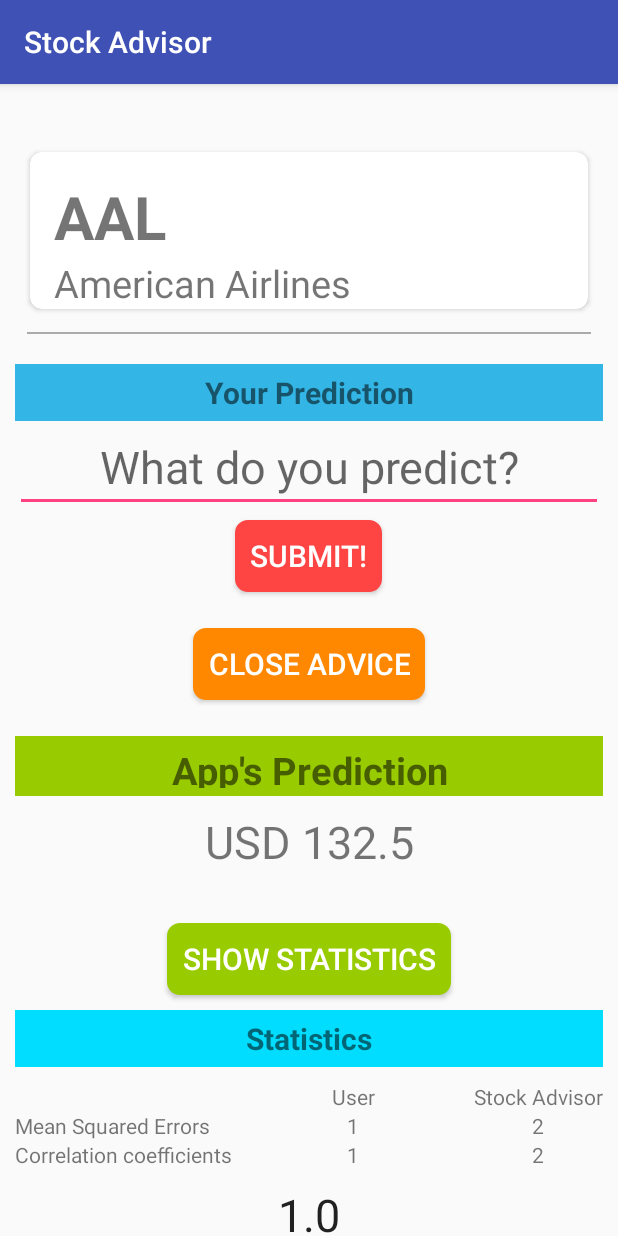
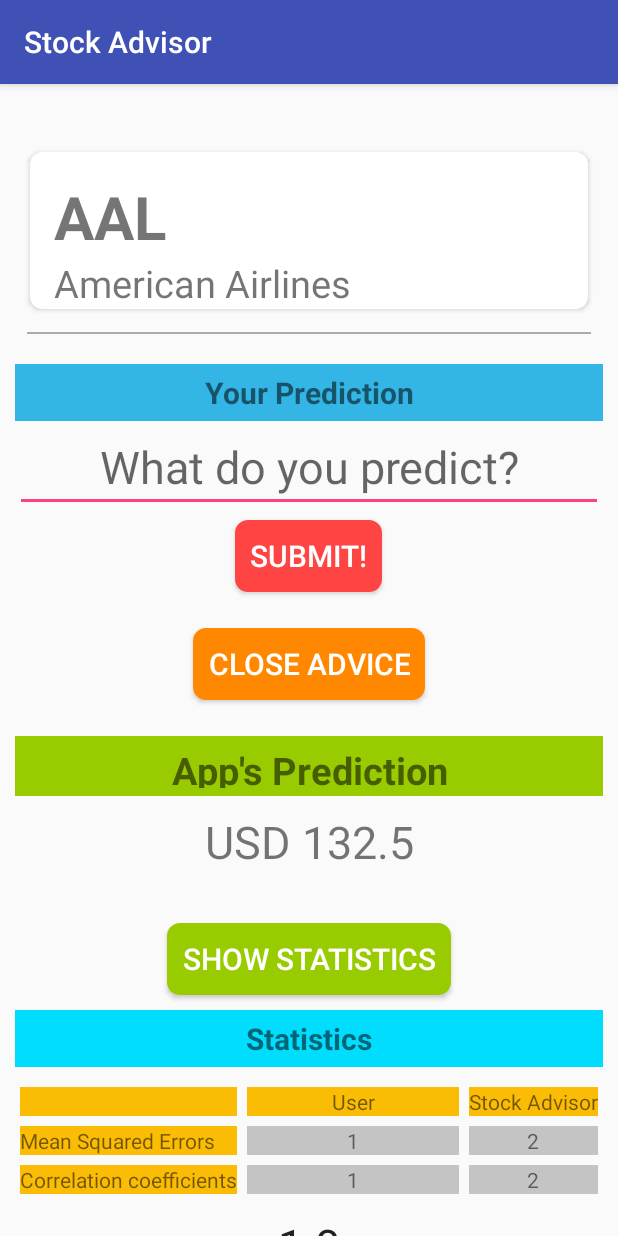
Before and after one commit to maiquynhtruong/Senior-Design, an Android app: the StockDetails screen opened directly, with no data from a screen before it, after a tap on "SHOW ADVICE", on a phone screen of 412 x 824 dp. Run offline under Robolectric (Android 15) with nearby library versions, the phone set to English and light mode, and no system bars; our stand-ins replace ButterKnife; libraries missing offline, so code that uses them is left out: com.github.mikephil.charting; plain views replace LineChart; 5 statements that could not run were skipped.

Commit message:
add color in the table

```diff
--- a/android-stock-advisor/app/src/main/res/layout/activity_stock_details.xml
+++ b/android-stock-advisor/app/src/main/res/layout/activity_stock_details.xml
@@ -136,23 +136,23 @@
             android:layout_width="match_parent"
             android:layout_height="wrap_content"
             android:gravity="center"
-            android:stretchColumns="1">
+            android:stretchColumns="1" >
             <TableRow>
-                <TextView />
-                <TextView android:text="User" android:gravity="center"/>
-                <TextView android:text="Stock Advisor" android:gravity="center"/>
+                <TextView android:background="@color/google_yellow" android:layout_margin="3dp"/>
+                <TextView android:text="User" android:gravity="center" android:background="@color/google_yellow" android:layout_margin="3dp"/>
+                <TextView android:text="Stock Advisor" android:gravity="center" android:background="@color/google_yellow" android:layout_margin="3dp"/>
             </TableRow>
 
             <TableRow>
-                <TextView android:text="Mean Squared Errors"/>
-                <TextView android:text="1" android:gravity="center"/>
-                <TextView android:text="2" android:gravity="center"/>
+                <TextView android:text="Mean Squared Errors" android:background="@color/google_yellow" android:layout_margin="3dp"/>
+                <TextView android:text="1" android:gravity="center" android:background="@color/cardview_shadow_start_color" android:layout_margin="3dp"/>
+                <TextView android:text="2" android:gravity="center" android:background="@color/cardview_shadow_start_color" android:layout_margin="3dp"/>
             </TableRow>
 
             <TableRow>
-                <TextView android:text="Correlation coefficients"/>
-                <TextView android:text="1" android:gravity="center"/>
-                <TextView android:text="2" android:gravity="center"/>
+                <TextView android:text="Correlation coefficients" android:background="@color/google_yellow" android:layout_margin="3dp"/>
+                <TextView android:text="1" android:gravity="center" android:background="@color/cardview_shadow_start_color" android:layout_margin="3dp"/>
+                <TextView android:text="2" android:gravity="center" android:background="@color/cardview_shadow_start_color" android:layout_margin="3dp"/>
             </TableRow>
         </TableLayout>
 
```
